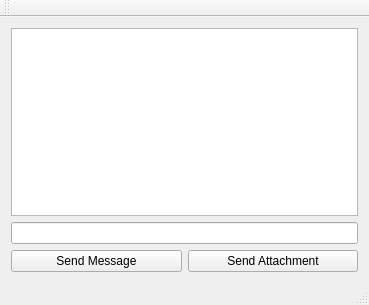
Old version of the form mainwindow.ui in the repository Stegogo/AXL-CPR-QT.
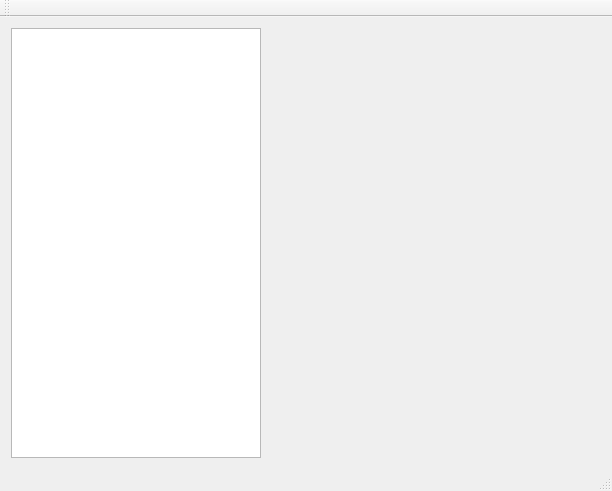
New version of the form. Custom widgets are drawn as their Qt base class.

The edit to the form file:
```diff
--- a/mainwindow.ui
+++ b/mainwindow.ui
@@ -6,8 +6,8 @@
    <rect>
     <x>0</x>
     <y>0</y>
-    <width>369</width>
-    <height>305</height>
+    <width>612</width>
+    <height>491</height>
    </rect>
   </property>
   <property name="windowTitle">
@@ -19,46 +19,22 @@
   <widget class="QWidget" name="centralWidget">
    <layout class="QGridLayout" name="gridLayout_2">
     <item row="0" column="0">
-     <widget class="QTextBrowser" name="textBrowser_receivedMessages">
-      <property name="styleSheet">
-       <string notr="true"/>
-      </property>
-     </widget>
-    </item>
-    <item row="1" column="0">
-     <layout class="QGridLayout" name="gridLayout">
-      <item row="1" column="0">
-       <widget class="QPushButton" name="pushButton_sendMessage">
-        <property name="styleSheet">
-         <string notr="true"/>
+     <layout class="QHBoxLayout" name="horizontalLayout_2">
+      <item>
+       <widget class="QTextBrowser" name="textBrowser_receivedMessages">
+        <property name="maximumSize">
+         <size>
+          <width>250</width>
+          <height>16777215</height>
+         </size>
         </property>
-        <property name="text">
-         <string>Send Message</string>
-        </property>
-       </widget>
-      </item>
-      <item row="1" column="1">
-       <widget class="QPushButton" name="pushButton_sendAttachment">
         <property name="styleSheet">
          <string notr="true"/>
         </property>
-        <property name="text">
-         <string>Send Attachment</string>
-        </property>
        </widget>
       </item>
-      <item row="0" column="0" colspan="2">
-       <widget class="QLineEdit" name="lineEdit_message">
-        <property name="sizePolicy">
-         <sizepolicy hsizetype="Expanding" vsizetype="Fixed">
-          <horstretch>0</horstretch>
-          <verstretch>0</verstretch>
-         </sizepolicy>
-        </property>
-        <property name="styleSheet">
-         <string notr="true"/>
-        </property>
-       </widget>
+      <item>
+       <widget class="QCustomplot" name="customplot" native="true"/>
       </item>
      </layout>
     </item>
@@ -85,6 +61,14 @@
   <widget class="QStatusBar" name="statusBar"/>
  </widget>
  <layoutdefault spacing="6" margin="11"/>
+ <customwidgets>
+  <customwidget>
+   <class>QCustomplot</class>
+   <extends>QWidget</extends>
+   <header location="global">qcustomplot.h</header>
+   <container>1</container>
+  </customwidget>
+ </customwidgets>
  <resources/>
  <connections/>
 </ui>
```
Left out of the diff: 4 changed lines with no effect on the pictures.
